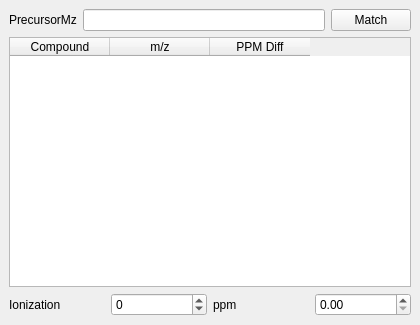
Before: the Qt Designer form src/gui/mzroll/forms/masscalcwidget.ui in ElucidataInc/ElMaven, drawn with Qt 5.
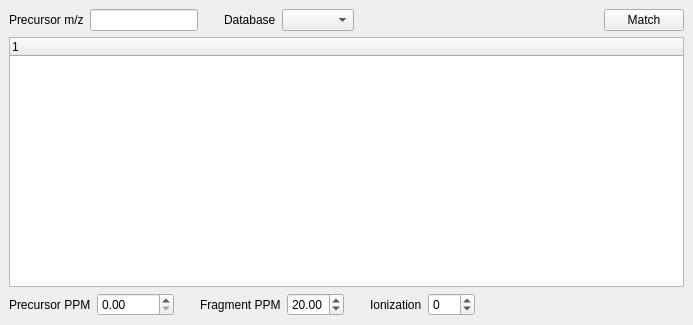
After: the same form once the commit is applied.

Commit message: Rework compound match widget

Patch:
```diff
--- a/src/gui/mzroll/forms/masscalcwidget.ui
+++ b/src/gui/mzroll/forms/masscalcwidget.ui
@@ -6,7 +6,7 @@
    <rect>
     <x>0</x>
     <y>0</y>
-    <width>420</width>
+    <width>693</width>
     <height>325</height>
    </rect>
   </property>
@@ -25,16 +25,81 @@
      <layout class="QHBoxLayout" name="horizontalLayout_5">
       <item>
        <widget class="QLabel" name="label">
+        <property name="sizePolicy">
+         <sizepolicy hsizetype="Maximum" vsizetype="Preferred">
+          <horstretch>0</horstretch>
+          <verstretch>0</verstretch>
+         </sizepolicy>
+        </property>
         <property name="text">
-         <string>PrecursorMz</string>
+         <string>Precursor m/z</string>
         </property>
        </widget>
       </item>
       <item>
-       <widget class="QLineEdit" name="lineEdit"/>
+       <widget class="QLineEdit" name="precursorMz">
+        <property name="sizePolicy">
+         <sizepolicy hsizetype="Preferred" vsizetype="Fixed">
+          <horstretch>0</horstretch>
+          <verstretch>0</verstretch>
+         </sizepolicy>
+        </property>
+       </widget>
+      </item>
+      <item>
+       <spacer name="horizontalSpacer_5">
+        <property name="orientation">
+         <enum>Qt::Horizontal</enum>
+        </property>
+        <property name="sizeType">
+         <enum>QSizePolicy::Fixed</enum>
+        </property>
+        <property name="sizeHint" stdset="0">
+         <size>
+          <width>20</width>
+          <height>20</height>
+         </size>
+        </property>
+       </spacer>
+      </item>
+      <item>
+       <widget class="QLabel" name="label_5">
+        <property name="text">
+         <string>Database</string>
+        </property>
+       </widget>
+      </item>
+      <item>
+       <widget class="QComboBox" name="database">
+        <property name="sizePolicy">
+         <sizepolicy hsizetype="Minimum" vsizetype="Fixed">
+          <horstretch>0</horstretch>
+          <verstretch>0</verstretch>
+         </sizepolicy>
+        </property>
+       </widget>
+      </item>
+      <item>
+       <spacer name="horizontalSpacer_3">
+        <property name="orientation">
+         <enum>Qt::Horizontal</enum>
+        </property>
+        <property name="sizeHint" stdset="0">
+         <size>
+          <width>40</width>
+          <height>20</height>
+         </size>
+        </property>
+       </spacer>
       </item>
       <item>
        <widget class="QPushButton" name="computeButton">
+        <property name="sizePolicy">
+         <sizepolicy hsizetype="Maximum" vsizetype="Fixed">
+          <horstretch>0</horstretch>
+          <verstretch>0</verstretch>
+         </sizepolicy>
+        </property>
         <property name="text">
          <string>Match</string>
         </property>
@@ -43,7 +108,7 @@
      </layout>
     </item>
     <item>
-     <widget class="QTableWidget" name="mTable">
+     <widget class="QTreeWidget" name="mTable">
       <property name="sizePolicy">
        <sizepolicy hsizetype="Expanding" vsizetype="Expanding">
         <horstretch>0</horstretch>
@@ -62,46 +127,78 @@
       <property name="alternatingRowColors">
        <bool>false</bool>
       </property>
-      <property name="sortingEnabled">
-       <bool>true</bool>
-      </property>
-      <attribute name="horizontalHeaderVisible">
-       <bool>true</bool>
-      </attribute>
-      <attribute name="horizontalHeaderDefaultSectionSize">
-       <number>100</number>
-      </attribute>
-      <attribute name="horizontalHeaderMinimumSectionSize">
-       <number>100</number>
-      </attribute>
-      <attribute name="horizontalHeaderShowSortIndicator" stdset="0">
-       <bool>false</bool>
-      </attribute>
-      <attribute name="horizontalHeaderStretchLastSection">
-       <bool>false</bool>
-      </attribute>
-      <attribute name="verticalHeaderStretchLastSection">
-       <bool>false</bool>
-      </attribute>
       <column>
        <property name="text">
-        <string>Compound</string>
-       </property>
-      </column>
-      <column>
-       <property name="text">
-        <string>m/z</string>
-       </property>
-      </column>
-      <column>
-       <property name="text">
-        <string>PPM Diff</string>
+        <string notr="true">1</string>
        </property>
       </column>
      </widget>
     </item>
     <item>
      <layout class="QHBoxLayout" name="horizontalLayout_4">
+      <item>
+       <widget class="QLabel" name="label_3">
+        <property name="layoutDirection">
+         <enum>Qt::RightToLeft</enum>
+        </property>
+        <property name="text">
+         <string>Precursor PPM</string>
+        </property>
+       </widget>
+      </item>
+      <item>
+       <widget class="QDoubleSpinBox" name="precursorPpm">
+        <property name="maximum">
+         <double>10000.000000000000000</double>
+        </property>
+       </widget>
+      </item>
+      <item>
+       <spacer name="horizontalSpacer_2">
+        <property name="orientation">
+         <enum>Qt::Horizontal</enum>
+        </property>
+        <property name="sizeType">
+         <enum>QSizePolicy::Fixed</enum>
+        </property>
+        <property name="sizeHint" stdset="0">
+         <size>
+          <width>20</width>
+          <height>20</height>
+         </size>
+        </property>
+       </spacer>
+      </item>
+      <item>
+       <widget class="QLabel" name="label_4">
+        <property name="text">
+         <string>Fragment PPM</string>
+        </property>
+       </widget>
+      </item>
+      <item>
+       <widget class="QDoubleSpinBox" name="fragPpm">
+        <property name="value">
+         <double>20.000000000000000</double>
+        </property>
+       </widget>
+      </item>
+      <item>
+       <spacer name="horizontalSpacer">
+        <property name="orientation">
+         <enum>Qt::Horizontal</enum>
+        </property>
+        <property name="sizeType">
+         <enum>QSizePolicy::Fixed</enum>
+        </property>
+        <property name="sizeHint" stdset="0">
+         <size>
+          <width>20</width>
+          <height>20</height>
+         </size>
+        </property>
+       </spacer>
+      </item>
       <item>
        <widget class="QLabel" name="label_2">
         <property name="layoutDirection">
@@ -123,21 +220,17 @@
        </widget>
       </item>
       <item>
-       <widget class="QLabel" name="label_3">
-        <property name="layoutDirection">
-         <enum>Qt::RightToLeft</enum>
+       <spacer name="horizontalSpacer_4">
+        <property name="orientation">
+         <enum>Qt::Horizontal</enum>
         </property>
-        <property name="text">
-         <string>ppm</string>
+        <property name="sizeHint" stdset="0">
+         <size>
+          <width>40</width>
+          <height>20</height>
+         </size>
         </property>
-       </widget>
-      </item>
-      <item>
-       <widget class="QDoubleSpinBox" name="maxppmdiff">
-        <property name="maximum">
-         <double>10000.000000000000000</double>
-        </property>
-       </widget>
+       </spacer>
       </item>
      </layout>
     </item>
```
The commit also changes 10 other files.
